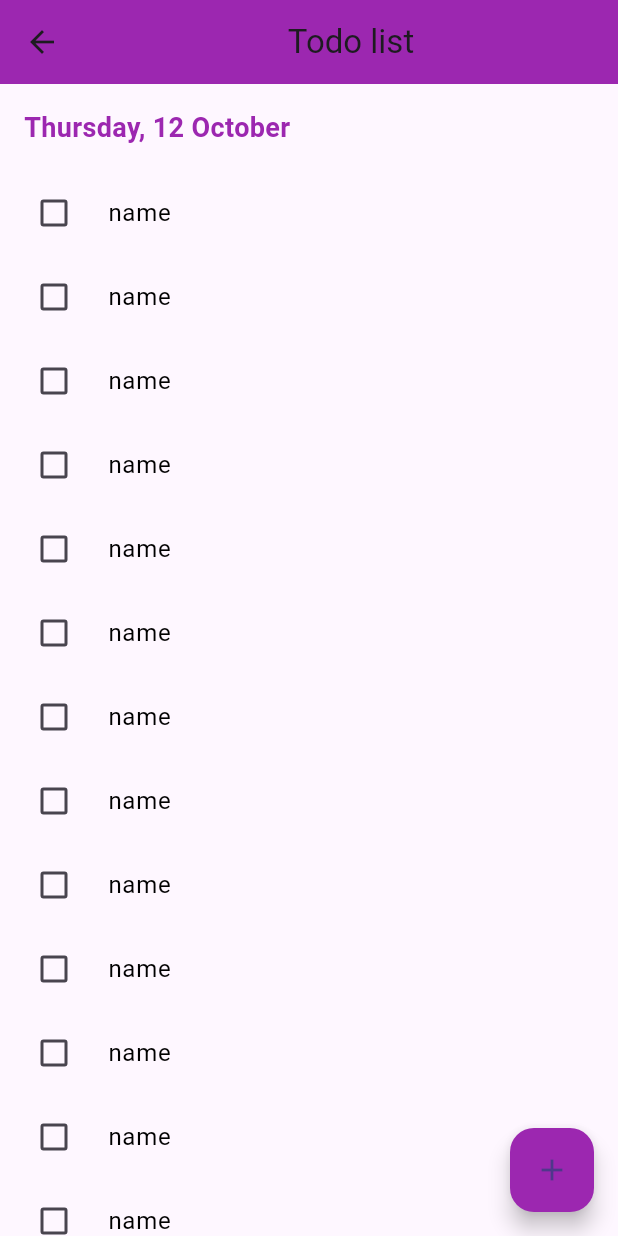
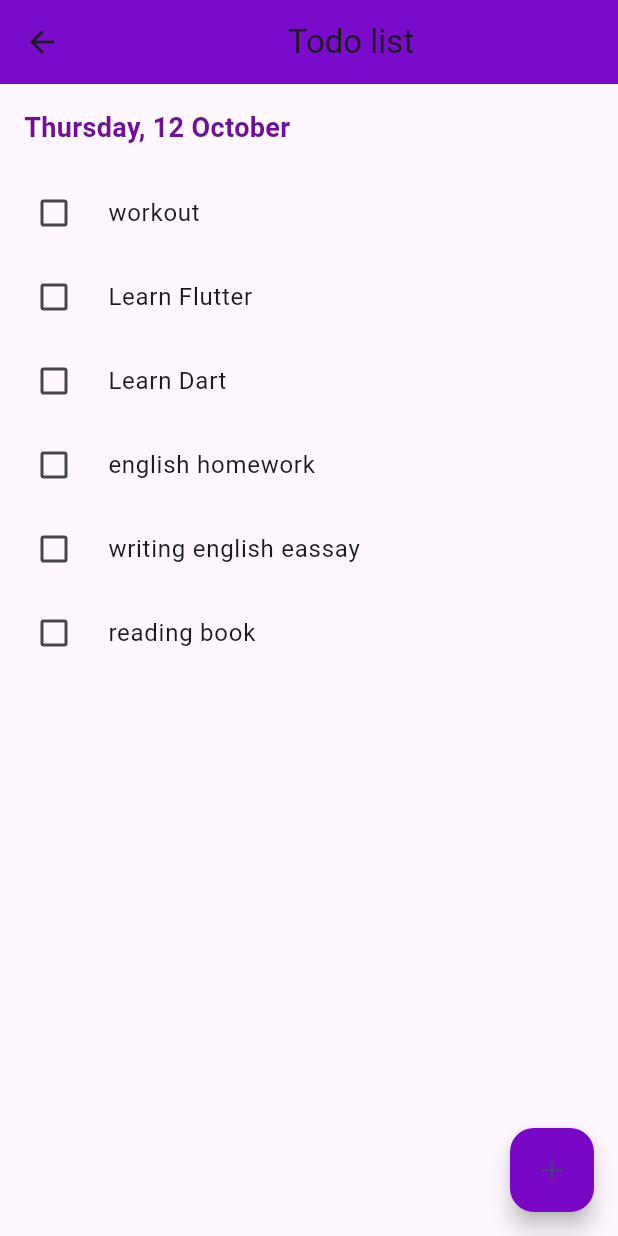
Before and after one commit to quangvtvp/flutter-app-01, a Flutter app: the TodoListScreen screen opened directly, after a tap on the "add" icon, on a phone screen of 412 x 824 dp. Run offline on Flutter 3.47's test engine with Material 3 defaults, Android fonts, the phone set to English and light mode, and no system bars.

Commit message:
todolist

```diff
--- a/assets/todo.json
+++ b/assets/todo.json
@@ -2,7 +2,7 @@
   {
     "id": 1,
     "name": "workout",
-    "isDone": true
+    "isDone": false
   },
   {
     "id": 2,
--- a/lib/screens/todo.dart
+++ b/lib/screens/todo.dart
@@ -1,53 +1,11 @@
 import 'dart:convert';
+import 'package:flutter/material.dart';
+import 'package:flutter/services.dart' show rootBundle;
 
-import 'package:flutter/material.dart';
-import 'package:flutter/services.dart';
-
-Future<void> main() async {
-  WidgetsFlutterBinding.ensureInitialized();
-
-  List<Todo> Todolist = [];
-
-  var s = await rootBundle.loadString('assets/todo.json');
-  String data = s;
-
-  List<dynamic> json = jsonDecode(data);
-
-  for (var item in json) {
-    Todo todos = Todo(id: item['id'], name: item['name']);
-    Todolist.add(todos);
-  }
-  runApp(
-    MaterialApp(
-      home: Scaffold(
-        body: Center(
-          child: ListView.builder(
-            itemCount: Todolist.length,
-            itemBuilder: (context, index) {
-              return Card(
-                child: ListTile(
-                  title: Text(Todolist[index].name),
-                  subtitle: Text(' ${Todolist[index].id}'),
-                  leading: Text('$index'),
-                  trailing: const Icon(Icons.arrow_forward),
-                ),
-              );
-            },
-          ),
-        ),
-      ),
-    ),
-  );
-}
-
-class Todo {
-  final String id;
-  final String name;
-
-  Todo({required this.name, required this.id});
-}
+void main() => runApp(const MyApp());
 
 class MyApp extends StatelessWidget {
+  const MyApp({super.key});
   @override
   Widget build(BuildContext context) {
     return MaterialApp(
@@ -57,34 +15,61 @@ class MyApp extends StatelessWidget {
   }
 }
 
+class TodoItem {
+  final int id;
+  final String name;
+  bool isDone;
+
+  TodoItem({required this.id, required this.name, required this.isDone});
+
+  factory TodoItem.fromJson(Map<String, dynamic> json) {
+    return TodoItem(
+      id: json['id'],
+      name: json['name'],
+      isDone: json['isDone'],
+    );
+  }
+}
+
 class TodoListScreen extends StatefulWidget {
   @override
-  _TodoListScreenState createState() => _TodoListScreenState();
+  State<TodoListScreen> createState() => _TodoListScreenState();
 }
 
 class _TodoListScreenState extends State<TodoListScreen> {
-  // Danh sách task mặc định
+  List<TodoItem> tasks = [];
+
+  @override
+  void initState() {
+    super.initState();
+    loadTodoJson();
+  }
+
+  Future<void> loadTodoJson() async {
+    final String response = await rootBundle.loadString('assets/todo.json');
+    final List<dynamic> data = jsonDecode(response);
+    setState(() {
+      tasks = data.map((item) => TodoItem.fromJson(item)).toList();
+    });
+  }
 
   @override
   Widget build(BuildContext context) {
     return Scaffold(
       appBar: AppBar(
-        title: Center(child: Text('Todo list')),
-        backgroundColor: Colors.purple,
-        leading: IconButton(
-          icon: Icon(Icons.arrow_back),
-          onPressed: () {},
-        ),
+        title: const Center(child: Text('Todo list')),
+        backgroundColor: const Color.fromARGB(255, 122, 11, 202),
+        leading: const Icon(Icons.arrow_back),
       ),
       body: Column(
         crossAxisAlignment: CrossAxisAlignment.start,
         children: [
-          Padding(
-            padding: const EdgeInsets.all(16.0),
+          const Padding(
+            padding: EdgeInsets.all(16.0),
             child: Text(
               'Thursday, 12 October',
               style: TextStyle(
-                color: Colors.purple,
+                color: Color.fromARGB(255, 112, 15, 154),
                 fontSize: 18,
                 fontWeight: FontWeight.bold,
               ),
@@ -92,25 +77,23 @@ class _TodoListScreenState extends State<TodoListScreen> {
           ),
           Expanded(
             child: ListView.builder(
+              itemCount: tasks.length,
               itemBuilder: (context, index) {
-                final task = Todo(name: 'name', id: 'id');
+                final task = tasks[index];
                 return CheckboxListTile(
-                  activeColor: Colors.purple,
+                  activeColor: const Color.fromARGB(255, 105, 14, 181),
                   title: Text(
-                    task.id == 'completed'
-                        ? '${task.name}'.strikeThrough()
-                        : task.name,
+                    task.name,
                     style: TextStyle(
-                      color: Colors.black,
-                      decoration: task.id == 'completed'
+                      decoration: task.isDone
                           ? TextDecoration.lineThrough
                           : TextDecoration.none,
                     ),
                   ),
-                  value: task.id == 'completed',
-                  onChanged: (bool? newValue) {
+                  value: task.isDone,
+                  onChanged: (bool? value) {
                     setState(() {
-                      // Update logic for task completion
+                      task.isDone = value!;
                     });
                   },
                   controlAffinity: ListTileControlAffinity.leading,
@@ -121,19 +104,10 @@ class _TodoListScreenState extends State<TodoListScreen> {
         ],
       ),
       floatingActionButton: FloatingActionButton(
-        onPressed: () {
-          // Xử lý khi nhấn nút thêm mới
-        },
-        backgroundColor: Colors.purple,
-        child: Icon(Icons.add),
+        onPressed: () {},
+        backgroundColor: const Color.fromARGB(255, 121, 7, 198),
+        child: const Icon(Icons.add),
       ),
     );
   }
 }
-
-// Extension để tạo text strike-through
-extension StringExtension on String {
-  String strikeThrough() {
-    return '$this';
-  }
-}
```
Also changed, not shown: lib/screens/todov1.0.dart (+32 -17 lines).
